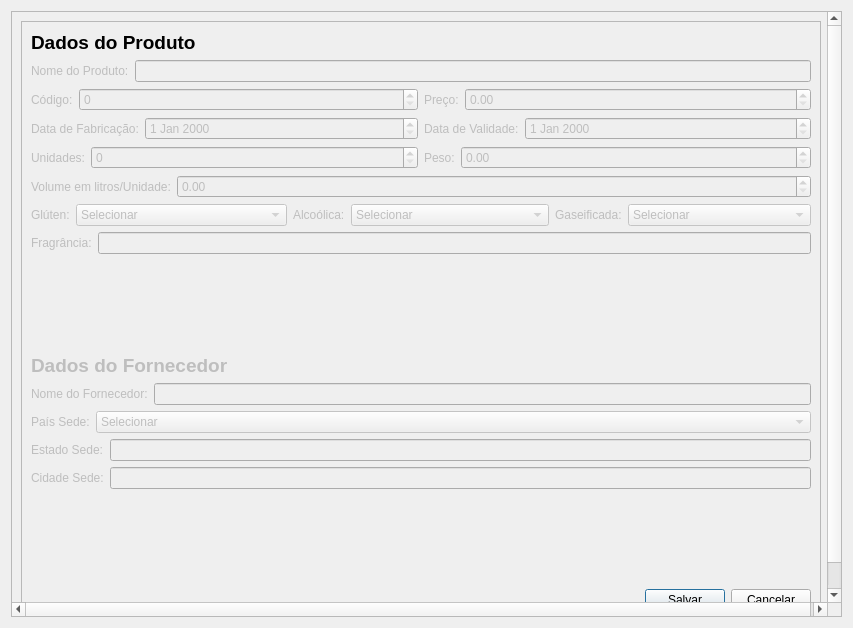
Above: Projeto 3/Teste_Luiz/ProjetoCont/editar.ui from Rodrigo-P-Nascimento/Qt-DRUD before the change. Below: the same form after it.
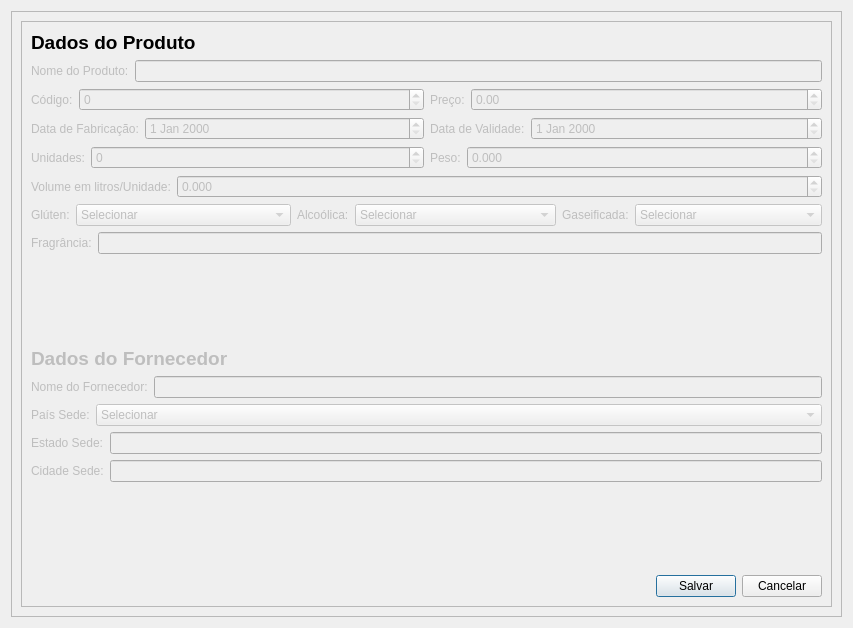
That is the form after the change.

Patch:
```diff
--- a/Projeto 3/Teste_Luiz/ProjetoCont/editar.ui
+++ b/Projeto 3/Teste_Luiz/ProjetoCont/editar.ui
@@ -19,7 +19,7 @@
   <property name="windowTitle">
    <string>Dialog</string>
   </property>
-  <layout class="QVBoxLayout" name="verticalLayout">
+  <layout class="QHBoxLayout" name="horizontalLayout_7">
    <item>
     <widget class="QScrollArea" name="scrollArea">
      <property name="enabled">
@@ -32,18 +32,18 @@
       <property name="geometry">
        <rect>
         <x>0</x>
-        <y>-3</y>
-        <width>819</width>
-        <height>618</height>
+        <y>0</y>
+        <width>833</width>
+        <height>608</height>
        </rect>
       </property>
-      <layout class="QHBoxLayout" name="horizontalLayout_6">
+      <layout class="QVBoxLayout" name="verticalLayout">
        <item>
         <widget class="QScrollArea" name="scrollArea_2">
          <property name="minimumSize">
           <size>
            <width>800</width>
-           <height>600</height>
+           <height>500</height>
           </size>
          </property>
          <property name="widgetResizable">
@@ -54,8 +54,8 @@
            <rect>
             <x>0</x>
             <y>0</y>
-            <width>799</width>
-            <height>598</height>
+            <width>813</width>
+            <height>588</height>
            </rect>
           </property>
           <layout class="QVBoxLayout" name="verticalLayout_2">
@@ -237,6 +237,9 @@
                    <property name="enabled">
                     <bool>false</bool>
                    </property>
+                   <property name="decimals">
+                    <number>3</number>
+                   </property>
                   </widget>
                  </item>
                 </layout>
@@ -261,7 +264,7 @@
                   <bool>false</bool>
                  </property>
                  <property name="decimals">
-                  <number>2</number>
+                  <number>3</number>
                  </property>
                  <property name="maximum">
                   <double>999.000000000000000</double>
```
